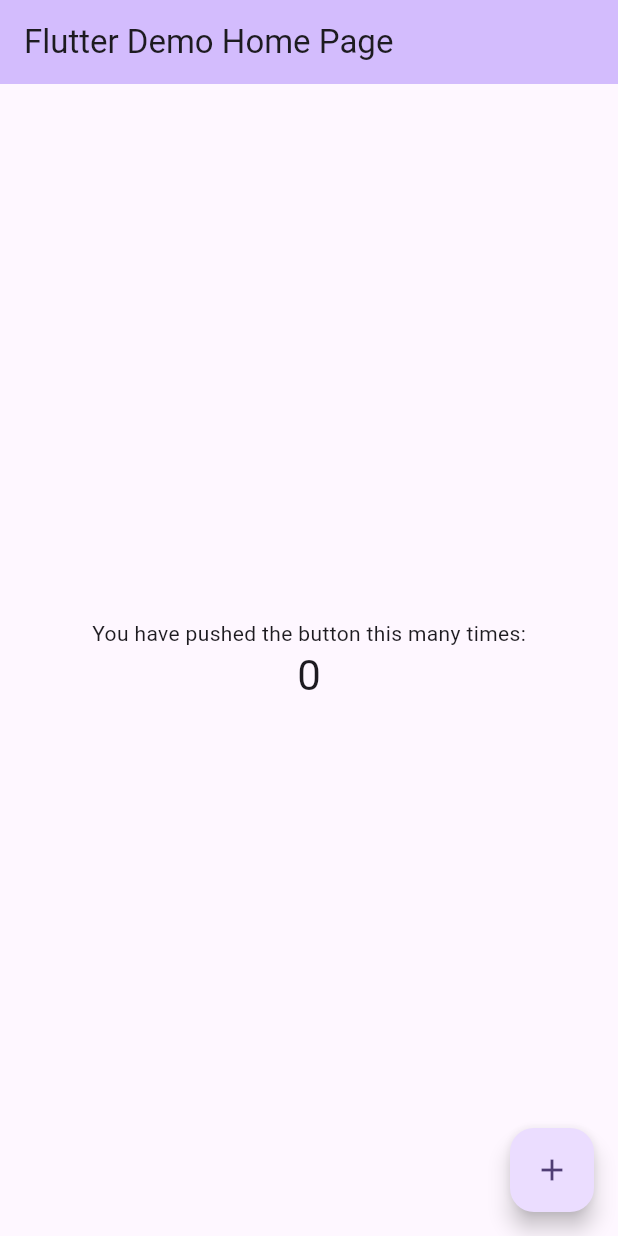
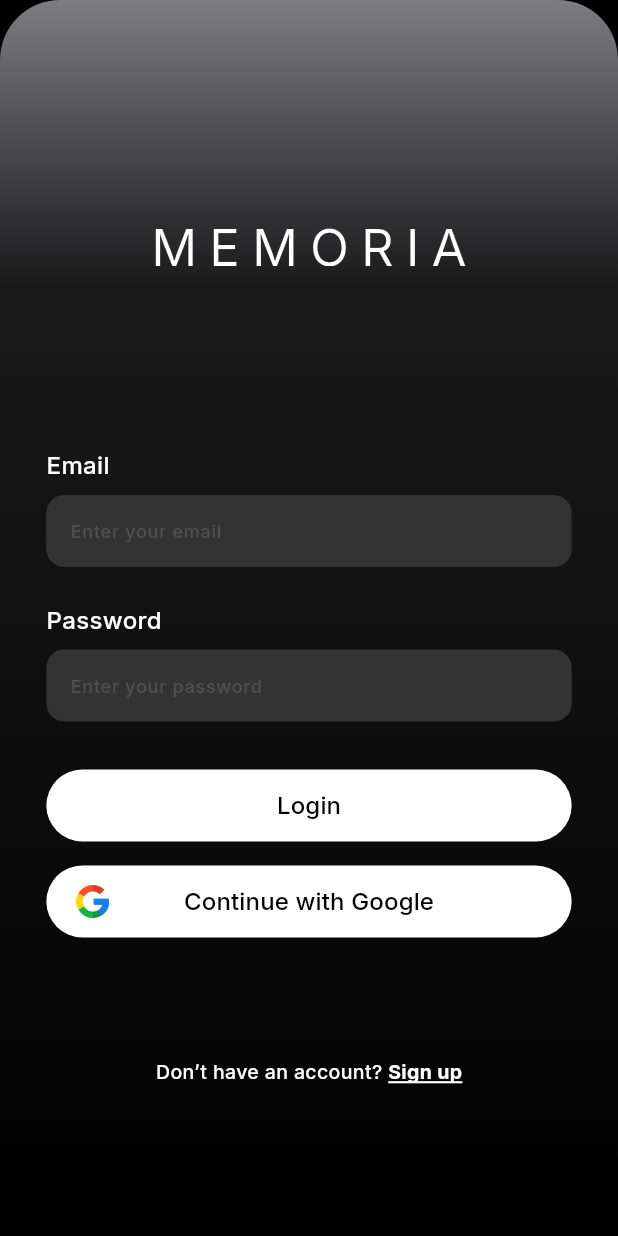
Before and after one commit to Alisonpinto/Saverites, a Flutter app: the screen it shows after launch, on a phone screen of 412 x 824 dp. Run offline on Flutter 3.47's test engine with Material 3 defaults, Android fonts, the phone set to English and light mode, and no system bars; our stand-ins replace google_fonts.

Commit message:
Splash Screen & Login Page

```diff
--- /dev/null
+++ b/lib/login_screen.dart
@@ -0,0 +1,344 @@
+import 'package:flutter/material.dart';
+import 'package:google_fonts/google_fonts.dart';
+
+class LoginScreen extends StatefulWidget {
+  const LoginScreen({super.key});
+
+  @override
+  State<LoginScreen> createState() => _LoginScreenState();
+}
+
+class _LoginScreenState extends State<LoginScreen> with TickerProviderStateMixin {
+  final _emailController = TextEditingController();
+  final _passwordController = TextEditingController();
+  late AnimationController _shimmerController;
+  late AnimationController _formController;
+  late Animation<double> _formFadeAnimation;
+  late Animation<Offset> _formSlideAnimation;
+
+  @override
+  void initState() {
+    super.initState();
+    // Color shimmer controller (loops infinitely)
+    _shimmerController = AnimationController(
+      vsync: this,
+      duration: const Duration(milliseconds: 3000),
+    )..repeat();
+
+    // Form entrance controller (runs once on page load)
+    _formController = AnimationController(
+      vsync: this,
+      duration: const Duration(milliseconds: 1000),
+    );
+
+    _formFadeAnimation = Tween<double>(begin: 0.0, end: 1.0).animate(
+      CurvedAnimation(
+        parent: _formController,
+        curve: const Interval(0.2, 1.0, curve: Curves.easeIn),
+      ),
+    );
+
+    // Staggered slide up offset
+    _formSlideAnimation = Tween<Offset>(
+      begin: const Offset(0.0, 0.08),
+      end: Offset.zero,
+    ).animate(
+      CurvedAnimation(
+        parent: _formController,
+        curve: const Interval(0.2, 1.0, curve: Curves.easeOutCubic),
+      ),
+    );
+
+    _formController.forward();
+  }
+
+  @override
+  void dispose() {
+    _emailController.dispose();
+    _passwordController.dispose();
+    _shimmerController.dispose();
+    _formController.dispose();
+    super.dispose();
+  }
+
+  @override
+  Widget build(BuildContext context) {
+    // Screen dimensions to calculate exact widths
+    final screenWidth = MediaQuery.of(context).size.width;
+
+    return Scaffold(
+      backgroundColor: Colors.black,
+      body: Center(
+        child: ClipRRect(
+          borderRadius: BorderRadius.circular(40),
+          child: Container(
+            width: double.infinity,
+            height: double.infinity,
+            decoration: const BoxDecoration(
+              gradient: LinearGradient(
+                colors: [
+                  Color(0xFF7C7C81),
+                  Color(0xFF1A1A1B),
+                  Color(0xFF000000),
+                ],
+                stops: [0.0, 0.23, 1.0],
+                begin: Alignment.topCenter,
+                end: Alignment.bottomCenter,
+              ),
+            ),
+            child: SafeArea(
+              child: SingleChildScrollView(
+                physics: const ClampingScrollPhysics(),
+                child: Padding(
+                  padding: const EdgeInsets.symmetric(horizontal: 28.0),
+                  child: Column(
+                    mainAxisAlignment: MainAxisAlignment.center,
+                    crossAxisAlignment: CrossAxisAlignment.center,
+                    children: [
+                      const SizedBox(height: 140),
+                      // Title with Continuous Shimmer and Hero morphing
+                      AnimatedBuilder(
+                        animation: _shimmerController,
+                        builder: (context, child) {
+                          return ShaderMask(
+                            blendMode: BlendMode.srcIn,
+                            shaderCallback: (bounds) {
+                              return LinearGradient(
+                                colors: const [
+                                  Color(0xFFFFFFFF),
+                                  Color(0xFF8AB4F8),
+                                  Color(0xFFC58AF9),
+                                  Color(0xFFFFFFFF),
+                                ],
+                                stops: const [0.0, 0.45, 0.55, 1.0],
+                                begin: Alignment(-2.5 + 5.0 * _shimmerController.value, -1.0),
+                                end: Alignment(-1.5 + 5.0 * _shimmerController.value, 1.0),
+                              ).createShader(bounds);
+                            },
+                            child: Text(
+                              'MEMORIA',
+                              style: GoogleFonts.inter(
+                                fontSize: 34,
+                                fontWeight: FontWeight.w400,
+                                letterSpacing: 8.0,
+                              ),
+                            ),
+                          );
+                        },
+                      ),
+                      const SizedBox(height: 110),
+                      // Animated inputs, buttons, and footer
+                      AnimatedBuilder(
+                        animation: _formController,
+                        builder: (context, child) {
+                          return Opacity(
+                            opacity: _formFadeAnimation.value,
+                            child: FractionalTranslation(
+                              translation: _formSlideAnimation.value,
+                              child: child,
+                            ),
+                          );
+                        },
+                        child: Column(
+                          children: [
+                            // Form Container (~85% Width)
+                            SizedBox(
+                              width: screenWidth * 0.85,
+                              child: Column(
+                                crossAxisAlignment: CrossAxisAlignment.start,
+                                children: [
+                                  // Email Label
+                                  Text(
+                                    'Email',
+                                    style: GoogleFonts.inter(
+                                      color: const Color(0xFFFFFFFF),
+                                      fontSize: 16,
+                                      fontWeight: FontWeight.w500,
+                                    ),
+                                  ),
+                                  const SizedBox(height: 8),
+                                  // Email Input
+                                  Container(
+                                    height: 48,
+                                    decoration: BoxDecoration(
+                                      color: const Color(0xFF333333),
+                                      borderRadius: BorderRadius.circular(12),
+                                    ),
+                                    padding: const EdgeInsets.symmetric(horizontal: 16),
+                                    alignment: Alignment.centerLeft,
+                                    child: TextField(
+                                      controller: _emailController,
+                                      style: GoogleFonts.inter(
+                                        color: Colors.white,
+                                        fontSize: 14,
+                                      ),
+                                      decoration: InputDecoration(
+                                        hintText: 'Enter your email',
+                                        hintStyle: GoogleFonts.inter(
+                                          color: const Color(0xFF515151),
+                                          fontSize: 12,
+                                          fontWeight: FontWeight.w500,
+                                        ),
+                                        border: InputBorder.none,
+                                        isDense: true,
+                                        contentPadding: EdgeInsets.zero,
+                                      ),
+                                    ),
+                                  ),
+                                  const SizedBox(height: 24),
+                                  // Password Label
+                                  Text(
+                                    'Password',
+                                    style: GoogleFonts.inter(
+                                      color: const Color(0xFFFFFFFF),
+                                      fontSize: 16,
+                                      fontWeight: FontWeight.w500,
+                                    ),
+                                  ),
+                                  const SizedBox(height: 8),
+                                  // Password Input
+                                  Container(
+                                    height: 48,
+                                    decoration: BoxDecoration(
+                                      color: const Color(0xFF333333),
+                                      borderRadius: BorderRadius.circular(12),
+                                    ),
+                                    padding: const EdgeInsets.symmetric(horizontal: 16),
+                                    alignment: Alignment.centerLeft,
+                                    child: TextField(
+                                      controller: _passwordController,
+                                      obscureText: true,
+                                      style: GoogleFonts.inter(
+                                        color: Colors.white,
+                                        fontSize: 14,
+                                      ),
+                                      decoration: InputDecoration(
+                                        hintText: 'Enter your password',
+                                        hintStyle: GoogleFonts.inter(
+                                          color: const Color(0xFF515151),
+                                          fontSize: 12,
+                                          fontWeight: FontWeight.w500,
+                                        ),
+                                        border: InputBorder.none,
+                                        isDense: true,
+                                        contentPadding: EdgeInsets.zero,
+                                      ),
+                                    ),
+                                  ),
+                                ],
+                              ),
+                            ),
+                            const SizedBox(height: 32),
+                            // Buttons Container
+                            SizedBox(
+                              width: screenWidth * 0.85,
+                              child: Column(
+                                children: [
+                                  // Login Button
+                                  SizedBox(
+                                    width: double.infinity,
+                                    height: 48,
+                                    child: TextButton(
+                                      onPressed: () {},
+                                      style: TextButton.styleFrom(
+                                        backgroundColor: const Color(0xFFFFFFFF),
+                                        shape: RoundedRectangleBorder(
+                                          borderRadius: BorderRadius.circular(24),
+                                        ),
+                                      ),
+                                      child: Text(
+                                        'Login',
+                                        style: GoogleFonts.inter(
+                                          color: const Color(0xFF000000),
+                                          fontSize: 16,
+                                          fontWeight: FontWeight.w500,
+                                        ),
+                                      ),
+                                    ),
+                                  ),
+                                  const SizedBox(height: 16),
+                                  // Google Button
+                                  SizedBox(
+                                    width: double.infinity,
+                                    height: 48,
+                                    child: TextButton(
+                                      onPressed: () {},
+                                      style: TextButton.styleFrom(
+                                        backgroundColor: const Color(0xFFFFFFFF),
+                                        shape: RoundedRectangleBorder(
+                                          borderRadius: BorderRadius.circular(24),
+                                        ),
+                                        padding: const EdgeInsets.symmetric(horizontal: 20),
+                                      ),
+                                      child: Stack(
+                                        children: [
+                                          Align(
+                                            alignment: Alignment.centerLeft,
+                                            child: Image.asset(
+                                              'assets/images/google_logo.png',
+                                              width: 22,
+                                              height: 22,
+                                            ),
+                                          ),
+                                          Align(
+                                            alignment: Alignment.center,
+                                            child: Text(
+                                              'Continue with Google',
+                                              style: GoogleFonts.inter(
+                                                color: const Color(0xFF000000),
+                                                fontSize: 16,
+                                                fontWeight: FontWeight.w500,
+                                              ),
+                                            ),
+                                          ),
+                                        ],
+                                      ),
+                                    ),
+                                  ),
+                                ],
+                              ),
+                            ),
+                            const SizedBox(height: 80),
+                            // Footer
+                            Row(
+                              mainAxisAlignment: MainAxisAlignment.center,
+                              children: [
+                                Text(
+                                  'Don’t have an account? ',
+                                  style: GoogleFonts.inter(
+                                    color: const Color(0xFFFFFFFF),
+                                    fontSize: 13,
+                                    fontWeight: FontWeight.w500,
+                                  ),
+                                ),
+                                GestureDetector(
+                                  onTap: () {},
+                                  child: Text(
+                                    'Sign up',
+                                    style: GoogleFonts.inter(
+                                      color: const Color(0xFFFFFFFF),
+                                      fontSize: 13,
+                                      fontWeight: FontWeight.w700,
+                                      decoration: TextDecoration.underline,
+                                      decorationColor: const Color(0xFFFFFFFF),
+                                      decorationThickness: 1.2,
+                                    ),
+                                  ),
+                                ),
+                              ],
+                            ),
+                            const SizedBox(height: 40),
+                          ],
+                        ),
+                      ),
+                    ],
+                  ),
+                ),
+              ),
+            ),
+          ),
+        ),
+      ),
+    );
+  }
+}
--- a/lib/main.dart
+++ b/lib/main.dart
@@ -1,4 +1,5 @@
 import 'package:flutter/material.dart';
+import 'splash_screen.dart';
 
 void main() {
   runApp(const MyApp());
@@ -11,26 +12,12 @@ class MyApp extends StatelessWidget {
   @override
   Widget build(BuildContext context) {
     return MaterialApp(
-      title: 'Flutter Demo',
+      title: 'Memoria',
       theme: ThemeData(
-        // This is the theme of your application.
-        //
-        // TRY THIS: Try running your application with "flutter run". You'll see
-        // the application has a purple toolbar. Then, without quitting the app,
-        // try changing the seedColor in the colorScheme below to Colors.green
-        // and then invoke "hot reload" (save your changes or press the "hot
-        // reload" button in a Flutter-supported IDE, or press "r" if you used
-        // the command line to start the app).
-        //
-        // Notice that the counter didn't reset back to zero; the application
-        // state is not lost during the reload. To reset the state, use hot
-        // restart instead.
-        //
-        // This works for code too, not just values: Most code changes can be
-        // tested with just a hot reload.
-        colorScheme: .fromSeed(seedColor: Colors.deepPurple),
+        colorScheme: ColorScheme.fromSeed(seedColor: Colors.deepPurple),
+        useMaterial3: true,
       ),
-      home: const MyHomePage(title: 'Flutter Demo Home Page'),
+      home: const SplashScreen(),
     );
   }
 }
@@ -102,7 +89,7 @@ class _MyHomePageState extends State<MyHomePage> {
           // TRY THIS: Invoke "debug painting" (choose the "Toggle Debug Paint"
           // action in the IDE, or press "p" in the console), to see the
           // wireframe for each widget.
-          mainAxisAlignment: .center,
+          mainAxisAlignment: MainAxisAlignment.center,
           children: [
             const Text('You have pushed the button this many times:'),
             Text(
--- a/pubspec.yaml
+++ b/pubspec.yaml
@@ -34,6 +34,7 @@ dependencies:
   # The following adds the Cupertino Icons font to your application.
   # Use with the CupertinoIcons class for iOS style icons.
   cupertino_icons: ^1.0.8
+  google_fonts: ^6.2.0
 
 dev_dependencies:
   flutter_test:
@@ -56,6 +57,8 @@ flutter:
   # included with your application, so that you can use the icons in
   # the material Icons class.
   uses-material-design: true
+  assets:
+    - assets/images/google_logo.png
 
   # To add assets to your application, add an assets section, like this:
   # assets:
```
Also changed, not shown: lib/splash_screen.dart (added, +147 -0 lines), assets/images/google_logo.png (added), google_logo.png (added), pubspec.lock, 4 other files.
